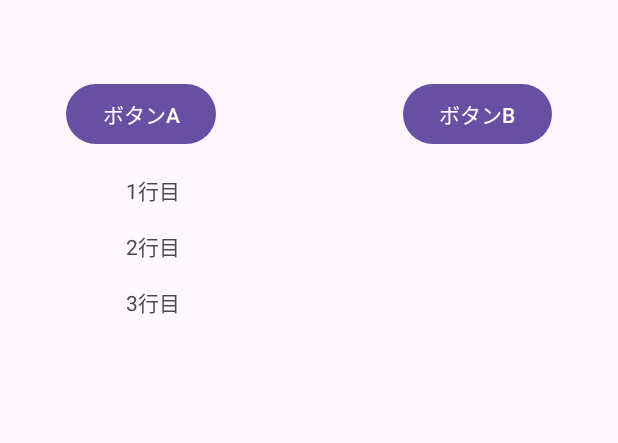
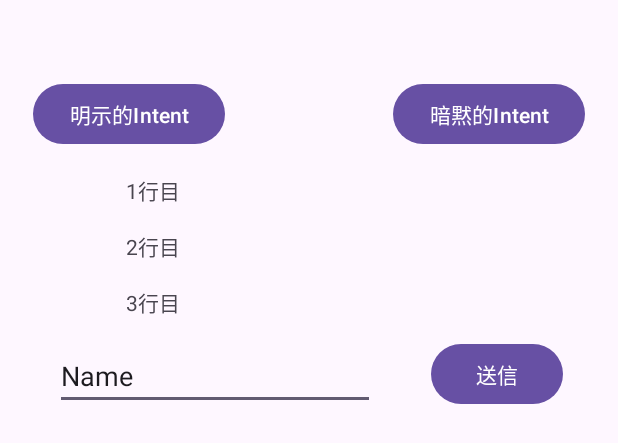
Before and after one commit to Toa3310/ToasApplication, an Android app: the layout activity_main2.xml on its own in the app's theme, with its tools: preview values and no code run, on a phone screen of 412 x 824 dp. Shown: the top 443 px of the screen. Run offline under Robolectric (Android 15) with nearby library versions, the phone set to English and light mode, and no system bars.

Commit message:
intentの作成、画面遷移、テキスト送信のためのレイアウト作成

```diff
--- a/app/src/main/res/layout/activity_main2.xml
+++ b/app/src/main/res/layout/activity_main2.xml
@@ -14,7 +14,7 @@
         android:layout_marginStart="32dp"
         android:layout_marginTop="52dp"
         android:layout_marginEnd="96dp"
-        android:text="ボタンA"
+        android:text="明示的Intent"
         app:layout_constraintEnd_toStartOf="@id/button3"
         app:layout_constraintStart_toStartOf="parent"
         app:layout_constraintTop_toTopOf="parent" />
@@ -25,7 +25,7 @@
         android:layout_height="wrap_content"
         android:layout_marginStart="16dp"
         android:layout_marginEnd="32dp"
-        android:text="ボタンB"
+        android:text="暗黙的Intent"
         app:layout_constraintEnd_toEndOf="parent"
         app:layout_constraintStart_toEndOf="@id/button2"
         app:layout_constraintTop_toTopOf="@id/button2" />
@@ -57,7 +57,30 @@
         android:layout_width="wrap_content"
         android:layout_height="wrap_content"
         android:layout_marginTop="16dp"
+        android:layout_marginBottom="16dp"
         android:text="3行目"
+        app:layout_constraintBottom_toTopOf="@id/editTextText2"
         app:layout_constraintStart_toStartOf="@id/textView"
         app:layout_constraintTop_toBottomOf="@id/textView2" />
+
+    <EditText
+        android:id="@+id/editTextText2"
+        android:layout_width="wrap_content"
+        android:layout_height="wrap_content"
+        android:layout_marginTop="16dp"
+        android:ems="10"
+        android:inputType="text"
+        android:text="Name"
+        app:layout_constraintEnd_toStartOf="@id/button4"
+        app:layout_constraintStart_toStartOf="parent"
+        app:layout_constraintTop_toBottomOf="@id/textView3" />
+
+    <Button
+        android:id="@+id/button4"
+        android:layout_width="wrap_content"
+        android:layout_height="wrap_content"
+        android:text="送信"
+        app:layout_constraintStart_toEndOf="@id/editTextText2"
+        app:layout_constraintBottom_toBottomOf="@id/editTextText2"
+        app:layout_constraintEnd_toEndOf="parent" />
 </androidx.constraintlayout.widget.ConstraintLayout>
```
Also changed, not shown: app/src/main/AndroidManifest.xml (+6 -5 lines), app/src/main/java/jp/ac/meijou/android/s241205182/MainActivity2.java (+22 -1 lines), app/src/main/java/jp/ac/meijou/android/s241205182/MainActivity3.java (+20 -0 lines).
